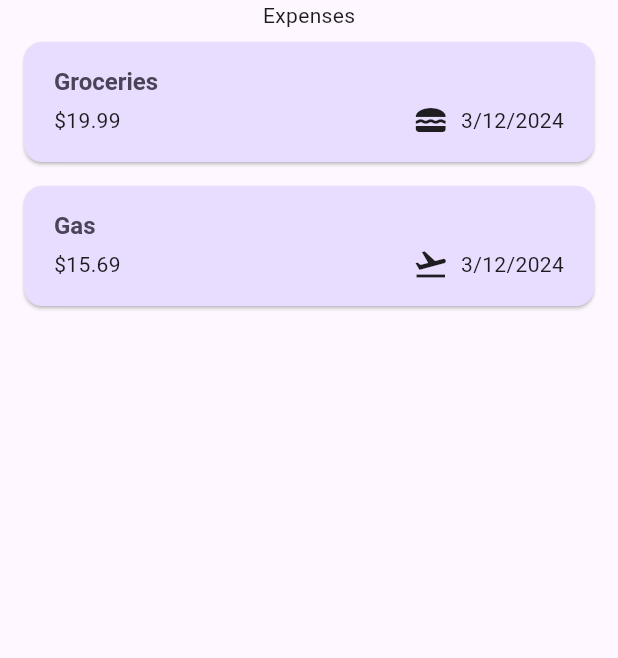
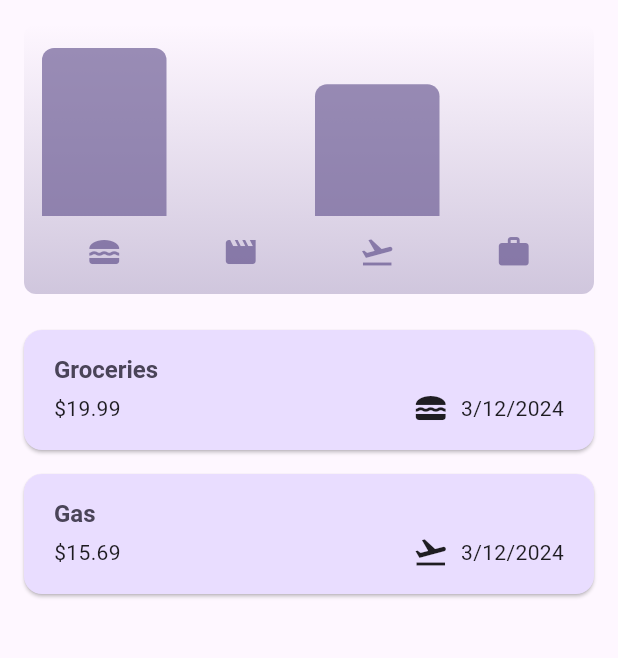
Before and after one commit to bennykim/mniii-flutter-daily-tracker, a Flutter app: the screen it shows after launch, on a phone screen of 412 x 824 dp, the part 84-742 px from its top. Run offline on Flutter 3.47's test engine with Material 3 defaults, Android fonts, the phone set to English and light mode, and no system bars; our stand-ins replace flutter_dotenv, google_fonts, shared_preferences.

Commit message:
feat: Add dark theme support and expense chart visualization

```diff
--- a/lib/main.dart
+++ b/lib/main.dart
@@ -8,9 +8,31 @@
   seedColor: const Color.fromARGB(255, 96, 59, 181),
 );
 
+var kDarkColorSchema = ColorScheme.fromSeed(
+  brightness: Brightness.dark,
+  seedColor: const Color.fromARGB(255, 5, 99, 125),
+);
+
 void main() {
   runApp(
     MaterialApp(
+      darkTheme: ThemeData.dark().copyWith(
+        useMaterial3: true,
+        colorScheme: kDarkColorSchema,
+        cardTheme: const CardTheme().copyWith(
+          color: kDarkColorSchema.secondaryContainer,
+          margin: const EdgeInsets.symmetric(
+            vertical: 8,
+            horizontal: 16,
+          ),
+        ),
+        elevatedButtonTheme: ElevatedButtonThemeData(
+          style: ElevatedButton.styleFrom(
+            backgroundColor: kDarkColorSchema.primaryContainer,
+            foregroundColor: kDarkColorSchema.onPrimaryContainer,
+          ),
+        ),
+      ),
       theme: ThemeData().copyWith(
         useMaterial3: true,
         colorScheme: kColorSchema,
@@ -20,7 +42,10 @@
         ),
         cardTheme: const CardTheme().copyWith(
           color: kColorSchema.primaryContainer,
-          margin: const EdgeInsets.symmetric(vertical: 8, horizontal: 16),
+          margin: const EdgeInsets.symmetric(
+            vertical: 8,
+            horizontal: 16,
+          ),
         ),
         elevatedButtonTheme: ElevatedButtonThemeData(
           style: ElevatedButton.styleFrom(
@@ -35,6 +60,7 @@
               ),
             ),
       ),
+      themeMode: ThemeMode.system,
       home: const Expenses(),
     ),
   );
--- a/lib/models/cost/expense.dart
+++ b/lib/models/cost/expense.dart
@@ -33,3 +33,26 @@
     return formatter.format(date);
   }
 }
+
+class ExpenseBucket {
+  final List<Expense> expenses;
+  final Category category;
+
+  const ExpenseBucket({
+    required this.expenses,
+    required this.category,
+  });
+
+  ExpenseBucket.forCategory(List<Expense> allExpenses, this.category)
+      : expenses = allExpenses.where((e) => e.category == category).toList();
+
+  double get totalExpenses {
+    double sum = 0;
+
+    for (final expense in expenses) {
+      sum += expense.amount; // sum = sum + expense.amount
+    }
+
+    return sum;
+  }
+}
--- /dev/null
+++ b/lib/widgets/cost/chart/chart.dart
@@ -0,0 +1,95 @@
+import 'package:flutter/material.dart';
+
+import 'package:mniii_flutter_daily_tracker/widgets/cost/chart/chart_bar.dart';
+import 'package:mniii_flutter_daily_tracker/models/cost/expense.dart';
+
+class Chart extends StatelessWidget {
+  const Chart({super.key, required this.expenses});
+
+  final List<Expense> expenses;
+
+  List<ExpenseBucket> get buckets {
+    return [
+      ExpenseBucket.forCategory(expenses, Category.food),
+      ExpenseBucket.forCategory(expenses, Category.leisure),
+      ExpenseBucket.forCategory(expenses, Category.travel),
+      ExpenseBucket.forCategory(expenses, Category.work),
+    ];
+  }
+
+  double get maxTotalExpense {
+    double maxTotalExpense = 0;
+
+    for (final bucket in buckets) {
+      if (bucket.totalExpenses > maxTotalExpense) {
+        maxTotalExpense = bucket.totalExpenses;
+      }
+    }
+
+    return maxTotalExpense;
+  }
+
+  @override
+  Widget build(BuildContext context) {
+    final isDarkMode =
+        MediaQuery.of(context).platformBrightness == Brightness.dark;
+    return Container(
+      margin: const EdgeInsets.all(16),
+      padding: const EdgeInsets.symmetric(
+        vertical: 16,
+        horizontal: 8,
+      ),
+      width: double.infinity,
+      height: 180,
+      decoration: BoxDecoration(
+        borderRadius: BorderRadius.circular(8),
+        gradient: LinearGradient(
+          colors: [
+            Theme.of(context).colorScheme.primary.withOpacity(0.3),
+            Theme.of(context).colorScheme.primary.withOpacity(0.0)
+          ],
+          begin: Alignment.bottomCenter,
+          end: Alignment.topCenter,
+        ),
+      ),
+      child: Column(
+        children: [
+          Expanded(
+            child: Row(
+              crossAxisAlignment: CrossAxisAlignment.end,
+              children: [
+                for (final bucket in buckets) // alternative to map()
+                  ChartBar(
+                    fill: bucket.totalExpenses == 0
+                        ? 0
+                        : bucket.totalExpenses / maxTotalExpense,
+                  )
+              ],
+            ),
+          ),
+          const SizedBox(height: 12),
+          Row(
+            children: buckets
+                .map(
+                  (bucket) => Expanded(
+                    child: Padding(
+                      padding: const EdgeInsets.symmetric(horizontal: 4),
+                      child: Icon(
+                        categoryIcons[bucket.category],
+                        color: isDarkMode
+                            ? Theme.of(context).colorScheme.secondary
+                            : Theme.of(context)
+                                .colorScheme
+                                .primary
+                                .withOpacity(0.7),
+                      ),
+                    ),
+                  ),
+                )
+                .toList(),
+          )
+        ],
+      ),
+    );
+  }
+}
--- /dev/null
+++ b/lib/widgets/cost/chart/chart_bar.dart
@@ -0,0 +1,34 @@
+import 'package:flutter/material.dart';
+
+class ChartBar extends StatelessWidget {
+  const ChartBar({
+    super.key,
+    required this.fill,
+  });
+
+  final double fill;
+
+  @override
+  Widget build(BuildContext context) {
+    final isDarkMode =
+        MediaQuery.of(context).platformBrightness == Brightness.dark;
+    return Expanded(
+      child: Padding(
+        padding: const EdgeInsets.symmetric(horizontal: 4),
+        child: FractionallySizedBox(
+          heightFactor: fill,
+          child: DecoratedBox(
+            decoration: BoxDecoration(
+              shape: BoxShape.rectangle,
+              borderRadius:
+                  const BorderRadius.vertical(top: Radius.circular(8)),
+              color: isDarkMode
+                  ? Theme.of(context).colorScheme.secondary
+                  : Theme.of(context).colorScheme.primary.withOpacity(0.65),
+            ),
+          ),
+        ),
+      ),
+    );
+  }
+}
--- a/lib/widgets/cost/expenses.dart
+++ b/lib/widgets/cost/expenses.dart
@@ -1,5 +1,6 @@
 import 'package:flutter/material.dart';
 import 'package:mniii_flutter_daily_tracker/models/cost/expense.dart';
+import 'package:mniii_flutter_daily_tracker/widgets/cost/chart/chart.dart';
 import 'package:mniii_flutter_daily_tracker/widgets/cost/expenses_list.dart';
 import 'package:mniii_flutter_daily_tracker/widgets/cost/new_expense.dart';
 
@@ -91,7 +92,7 @@
       ),
       body: Column(
         children: [
-          const Text('Expenses'),
+          Chart(expenses: _registeredExpenses),
           Expanded(
             child: mainContent,
           )
```
